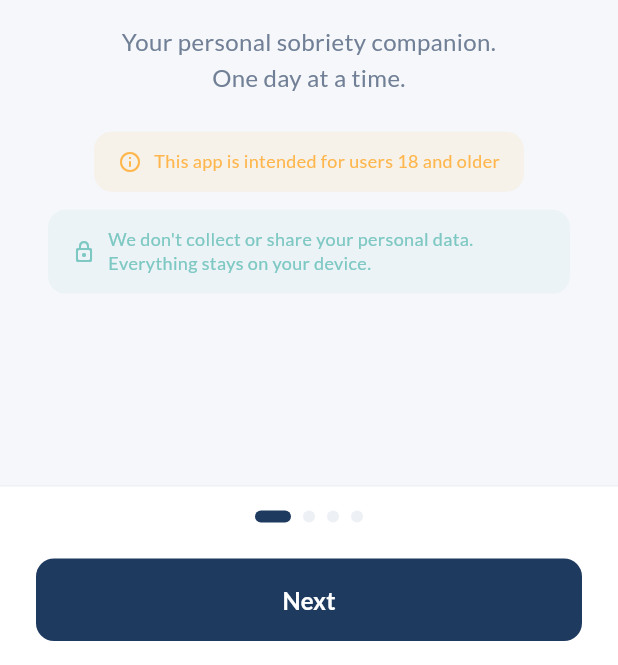
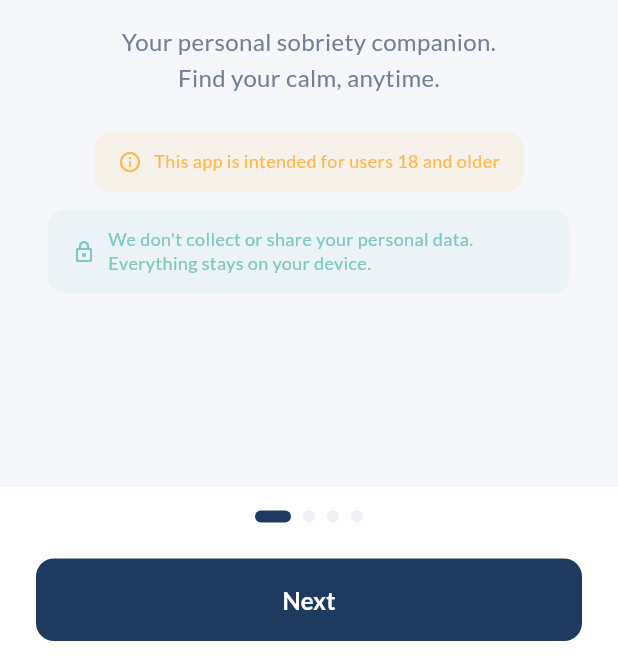
Before and after one commit to usama923-source/Sobriety-Counter, a Flutter app: the screen it shows after launch, on a phone screen of 412 x 824 dp, the part 571-1236 px from its top. Run offline on Flutter 3.47's test engine with Material 3 defaults, Android fonts, the phone set to English and light mode, and no system bars; our stand-ins replace cloud_firestore, firebase_analytics, firebase_core, flutter_local_notifications, flutter_riverpod, flutter_timezone and 3 more; accounts and stored records are empty.

Commit message:
tagline and brand colors
Centralize the tagline in AppConstants.tagline so the splash, home header,
onboarding and footer share one source of truth, and introduce brand color
tokens with a light/dark primary that keeps dark text on the light blue for
contrast.

Generated with Codebuff 🤖
Co-Authored-By: Codebuff <noreply@codebuff.com>

```diff
--- a/lib/constants/app_colors.dart
+++ b/lib/constants/app_colors.dart
@@ -4,6 +4,20 @@ import 'package:flutter/material.dart';
 /// Designed to feel calming, premium, and motivational.
 class AppColors {
   AppColors._();
+
+  // ── Brand ────────────────────────────────────────────────────────────────
+  /// The brand's core navy — primary fills and text in light mode.
+  static const Color brandPrimary = Color(0xFF113251);
+
+  /// Darker brand navy — text/foreground placed on [brandLightBlue].
+  static const Color brandPrimaryDark = Color(0xFF0B2238);
+
+  /// Brand navy gradient end only — never used as a solid primary fill.
+  static const Color brandPrimaryLight = Color(0xFF1A4570);
+
+  /// Brand light blue — fills, icons and tinted backgrounds only.
+  /// Never use white text on this; use [brandPrimary] instead.
+  static const Color brandLightBlue = Color(0xFF73B1D6);
 
   // ── Primary ──────────────────────────────────────────────────────────────
   static const Color navyBlue = Color(0xFF1E3A5F);
@@ -52,16 +66,17 @@ class AppColors {
 
   // ── 60-30-10 Theme ───────────────────────────────────────────────────────
   // 30% Primary
-  static const Color primaryLight = Color(0xFF14395C);
-  static const Color onPrimaryLight = Color(0xFFFFFFFF);
-  static const Color primaryDark = Color(0xFF9CC3E0);
-  static const Color onPrimaryDark = Color(0xFF0B1E30);
+  static const Color primaryLight = brandPrimary;
+  static const Color onPrimaryLight = white;
+  static const Color primaryDark = brandLightBlue;
+  static const Color onPrimaryDark = brandPrimaryDark;
 
   // 10% Accent (fills and icons only — never text, never under white text)
-  static const Color accent = Color(0xFF70B0D0);
+  static const Color accent = brandLightBlue;
 
   // 60% Neutral backgrounds
-  static const Color bgLight = Color(0xFFF4F7FA);
+  // Light scaffold: white overlaid with [brandPrimary] at 6% alpha.
+  static const Color bgLight = Color(0xFFEEF1F4);
   static const Color surfaceLight = Color(0xFFFFFFFF);
   static const Color surfaceAltLight = Color(0xFFE9EEF5);
   static const Color bgDark = Color(0xFF0F1B2B);
--- a/lib/constants/app_constants.dart
+++ b/lib/constants/app_constants.dart
@@ -4,7 +4,9 @@ class AppConstants {
 
   /// Application name
   static const String appName = 'QuitDrink Ai';
-  static const String appTagline = 'One day at a time.';
+
+  /// Brand tagline — the single source of truth for the app's tagline text.
+  static const String tagline = 'Find your calm, anytime.';
 
   // ── Layout ───────────────────────────────────────────────────────────────
   static const double maxContentWidth = 1200.0;
--- a/lib/data/quotes.dart
+++ b/lib/data/quotes.dart
@@ -7,7 +7,7 @@ class Quote {
 
 const List<Quote> allQuotes = [
   Quote('Sobriety delivers everything alcohol promised.', 'Unknown'),
-  Quote('One day at a time. One moment at a time. You\'ve got this.', 'Unknown'),
+  Quote('Find your calm, anytime. One moment at a time. You\'ve got this.', 'Unknown'),
   Quote('The journey of a thousand miles begins with a single step.', 'Lao Tzu'),
   Quote('Strength does not come from winning. Your struggles develop your strengths.', 'Arnold Schwarzenegger'),
   Quote('Fall seven times, stand up eight.', 'Japanese Proverb'),
--- a/lib/main.dart
+++ b/lib/main.dart
@@ -2,6 +2,7 @@ import 'package:firebase_core/firebase_core.dart';
 import 'package:flutter/material.dart';
 import 'package:flutter/services.dart';
 import 'package:flutter_riverpod/flutter_riverpod.dart';
+import 'package:quit_drinking/constants/app_constants.dart';
 import 'package:quit_drinking/core/providers/theme_provider.dart';
 import 'package:quit_drinking/theme/app_theme.dart';
 import 'package:quit_drinking/core/services/notification_service.dart';
@@ -190,7 +191,7 @@ class _SplashScreenState extends State<_SplashScreen>
                 FadeTransition(
                   opacity: _taglineFade,
                   child: Text(
-                    'One day at a time.',
+                    AppConstants.tagline,
                     style: TextStyle(
                       fontSize: 16,
                       fontWeight: FontWeight.w300,
--- a/lib/screens/ai_chat_screen.dart
+++ b/lib/screens/ai_chat_screen.dart
@@ -348,7 +348,7 @@ class _AIChatScreenState extends State<AIChatScreen> {
 
     if (lower.contains('thank')) {
       return 'You\'re so welcome! I\'m here for you anytime — 24/7. '
-          'Keep going, one day at a time. You\'re doing amazing. 💜';
+          'Keep going — find your calm, anytime. You\'re doing amazing. 💜';
     }
 
     if (lower.contains('story') || lower.contains('calm')) {
--- a/lib/screens/home_screen.dart
+++ b/lib/screens/home_screen.dart
@@ -456,7 +456,7 @@ return Scaffold(
               Padding(
                 padding: const EdgeInsets.all(AppConstants.spacingLg),
                 child: Text(
-                  'One day at a time.',
+                  AppConstants.tagline,
                   style: TextStyle(
                     fontSize: 12,
                     fontWeight: FontWeight.w400,
--- a/lib/screens/onboarding/onboarding_screen.dart
+++ b/lib/screens/onboarding/onboarding_screen.dart
@@ -376,7 +376,7 @@ class _OnboardingScreenState extends State<OnboardingScreen> {
           const SizedBox(height: AppConstants.spacingMd),
 
           Text(
-            'Your personal sobriety companion.\nOne day at a time.',
+            'Your personal sobriety companion.\n${AppConstants.tagline}',
             textAlign: TextAlign.center,
             style: TextStyle(
               fontSize: 16,
--- a/lib/theme/app_theme.dart
+++ b/lib/theme/app_theme.dart
@@ -10,18 +10,18 @@ class AppTheme {
   // ── Light Theme ──────────────────────────────────────────────────────────
   static ThemeData get light {
     final colorScheme = ColorScheme.light(
-      primary: AppColors.primaryLight,
-      onPrimary: AppColors.onPrimaryLight,
+      primary: AppColors.brandPrimary,
+      onPrimary: AppColors.white,
       primaryContainer: AppColors.surfaceAltLight,
-      onPrimaryContainer: AppColors.primaryLight,
-      secondary: AppColors.accent,
-      onSecondary: AppColors.onPrimaryDark,
+      onPrimaryContainer: AppColors.brandPrimary,
+      secondary: AppColors.brandLightBlue,
+      onSecondary: AppColors.brandPrimaryDark,
       secondaryContainer: AppColors.surfaceAltLight,
-      onSecondaryContainer: AppColors.onPrimaryDark,
-      tertiary: AppColors.accent,
-      onTertiary: AppColors.onPrimaryDark,
+      onSecondaryContainer: AppColors.brandPrimary,
+      tertiary: AppColors.brandLightBlue,
+      onTertiary: AppColors.brandPrimaryDark,
       tertiaryContainer: AppColors.surfaceAltLight,
-      onTertiaryContainer: AppColors.primaryLight,
+      onTertiaryContainer: AppColors.brandPrimary,
       error: AppColors.softRed,
       onError: AppColors.white,
       errorContainer: AppColors.softRedLight.withValues(alpha: 0.2),
@@ -31,7 +31,7 @@ class AppTheme {
       onSurfaceVariant: AppColors.secondaryTextLight,
       outline: AppColors.textTertiary,
       outlineVariant: AppColors.surfaceAltLight,
-      surfaceTint: AppColors.primaryLight,
+      surfaceTint: AppColors.brandPrimary,
       shadow: AppColors.shadowLight,
     );
 
@@ -52,19 +52,19 @@ class AppTheme {
       appBarTheme: AppBarTheme(
         elevation: 0,
         scrolledUnderElevation: 0.5,
-        backgroundColor: AppColors.surfaceLight,
-        foregroundColor: AppColors.primaryLight,
+        backgroundColor: AppColors.brandPrimary,
+        foregroundColor: AppColors.white,
         centerTitle: true,
         titleTextStyle: TextStyle(
           fontSize: 18,
           fontWeight: FontWeight.w600,
-          color: AppColors.primaryLight,
+          color: AppColors.white,
         ),
       ),
 
       // ── Card ────────────────────────────────────────────────────────────
       cardTheme: CardThemeData(
-        elevation: 0,
+        elevation: 2,
         color: AppColors.surfaceLight,
         surfaceTintColor: AppColors.surfaceLight,
         shadowColor: AppColors.shadowLight,
@@ -82,8 +82,8 @@ class AppTheme {
       elevatedButtonTheme: ElevatedButtonThemeData(
         style: ElevatedButton.styleFrom(
           elevation: 0,
-          backgroundColor: AppColors.primaryLight,
-          foregroundColor: AppColors.onPrimaryLight,
+          backgroundColor: AppColors.brandPrimary,
+          foregroundColor: AppColors.white,
           disabledBackgroundColor: AppColors.surfaceAltLight,
           disabledForegroundColor: AppColors.textTertiary,
           shadowColor: AppColors.shadowAccent,
@@ -132,8 +132,8 @@ class AppTheme {
       // ── Floating Action Button ──────────────────────────────────────────
       floatingActionButtonTheme: FloatingActionButtonThemeData(
         elevation: 0,
-        backgroundColor: AppColors.primaryLight,
-        foregroundColor: AppColors.onPrimaryLight,
+        backgroundColor: AppColors.brandPrimary,
+        foregroundColor: AppColors.white,
         shape: RoundedRectangleBorder(
           borderRadius: BorderRadius.circular(AppConstants.radiusMd),
         ),
@@ -292,18 +292,18 @@ class AppTheme {
   // ── Dark Theme ───────────────────────────────────────────────────────────
   static ThemeData get dark {
     final colorScheme = ColorScheme.dark(
-      primary: AppColors.primaryDark,
-      onPrimary: AppColors.onPrimaryDark,
+      primary: AppColors.brandLightBlue,
+      onPrimary: AppColors.brandPrimaryDark,
       primaryContainer: AppColors.surfaceAltDark,
-      onPrimaryContainer: AppColors.primaryDark,
-      secondary: AppColors.accent,
-      onSecondary: AppColors.onPrimaryDark,
+      onPrimaryContainer: AppColors.brandLightBlue,
+      secondary: AppColors.brandLightBlue,
+      onSecondary: AppColors.brandPrimaryDark,
       secondaryContainer: AppColors.surfaceAltDark,
-      onSecondaryContainer: AppColors.primaryDark,
-      tertiary: AppColors.accent,
-      onTertiary: AppColors.onPrimaryDark,
+      onSecondaryContainer: AppColors.brandLightBlue,
+      tertiary: AppColors.brandLightBlue,
+      onTertiary: AppColors.brandPrimaryDark,
       tertiaryContainer: AppColors.surfaceAltDark,
-      onTertiaryContainer: AppColors.primaryDark,
+      onTertiaryContainer: AppColors.brandLightBlue,
       error: AppColors.softRedLight,
       onError: AppColors.onPrimaryDark,
       errorContainer: AppColors.softRed.withValues(alpha: 0.2),
@@ -313,7 +313,7 @@ class AppTheme {
       onSurfaceVariant: AppColors.textOnDarkSecondary,
       outline: AppColors.textOnDarkSecondary.withValues(alpha: 0.5),
       outlineVariant: AppColors.surfaceAltDark,
-      surfaceTint: AppColors.accent,
+      surfaceTint: AppColors.brandLightBlue,
       shadow: AppColors.shadowDark,
     );
 
@@ -334,13 +334,13 @@ class AppTheme {
       appBarTheme: AppBarTheme(
         elevation: 0,
         scrolledUnderElevation: 0.5,
-        backgroundColor: AppColors.bgDark,
-        foregroundColor: AppColors.textOnDark,
+        backgroundColor: AppColors.brandLightBlue,
+        foregroundColor: AppColors.brandPrimaryDark,
         centerTitle: true,
         titleTextStyle: TextStyle(
           fontSize: 18,
           fontWeight: FontWeight.w600,
-          color: AppColors.textOnDark,
+          color: AppColors.brandPrimaryDark,
         ),
       ),
 
@@ -364,8 +364,8 @@ class AppTheme {
       elevatedButtonTheme: ElevatedButtonThemeData(
         style: ElevatedButton.styleFrom(
           elevation: 0,
-          backgroundColor: AppColors.primaryDark,
-          foregroundColor: AppColors.onPrimaryDark,
+          backgroundColor: AppColors.brandLightBlue,
+          foregroundColor: AppColors.brandPrimaryDark,
           disabledBackgroundColor: AppColors.surfaceAltDark,
           disabledForegroundColor: AppColors.textOnDarkSecondary.withValues(alpha: 0.5),
           shadowColor: AppColors.shadowDark,
@@ -429,8 +429,8 @@ class AppTheme {
       // ── Floating Action Button ──────────────────────────────────────────
       floatingActionButtonTheme: FloatingActionButtonThemeData(
         elevation: 0,
-        backgroundColor: AppColors.primaryDark,
-        foregroundColor: AppColors.onPrimaryDark,
+        backgroundColor: AppColors.brandLightBlue,
+        foregroundColor: AppColors.brandPrimaryDark,
         shape: RoundedRectangleBorder(
           borderRadius: BorderRadius.circular(AppConstants.radiusMd),
         ),
--- a/lib/widgets/home_footer.dart
+++ b/lib/widgets/home_footer.dart
@@ -29,7 +29,7 @@ class HomeFooter extends StatelessWidget {
 
           // ── Tagline ──────────────────────────────────────────────────
           Text(
-            AppConstants.appTagline,
+            AppConstants.tagline,
             style: TextStyle(
               fontSize: 12,
               fontWeight: FontWeight.w400,
--- a/lib/widgets/home_header.dart
+++ b/lib/widgets/home_header.dart
@@ -34,7 +34,7 @@ class HomeHeader extends StatelessWidget {
 
           // ── Tagline ─────────────────────────────────────────────────
           Text(
-            AppConstants.appTagline,
+            AppConstants.tagline,
             style: TextStyle(
               fontSize: 16,
               fontWeight: FontWeight.w300,
```
Also changed, not shown: 1 other file.
